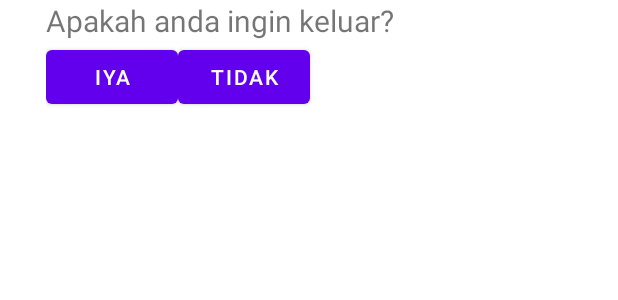
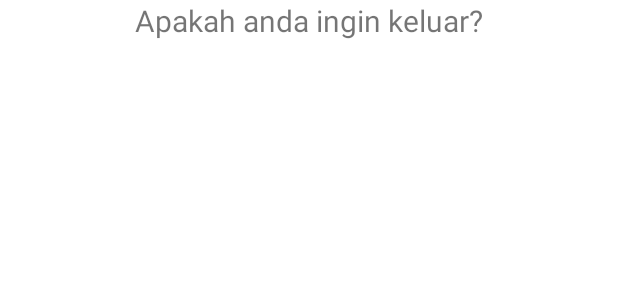
Before and after one commit to erwindrsno/IF-Portal, an Android app: the layout fragment_exit_app.xml on its own in the app's theme, with its tools: preview values and no code run, on a phone screen of 412 x 824 dp. Shown: the top 300 px of the screen. Run offline under Robolectric (Android 15) with nearby library versions, the phone set to English and light mode, and no system bars.

Commit message:
fragment halfway done

```diff
--- a/TuBes02/app/src/main/res/layout/fragment_exit_app.xml
+++ b/TuBes02/app/src/main/res/layout/fragment_exit_app.xml
@@ -5,8 +5,8 @@
     android:layout_height="match_parent">
 
     <LinearLayout
-        android:layout_width="350dp"
-        android:layout_height="150dp"
+        android:layout_width="wrap_content"
+        android:layout_height="wrap_content"
         android:layout_centerHorizontal="true"
         android:orientation="vertical">
 
@@ -18,26 +18,26 @@
 
         </TextView>
 
-        <LinearLayout
-            android:layout_width="match_parent"
-            android:layout_height="match_parent"
-            android:orientation="horizontal">
+<!--        <LinearLayout-->
+<!--            android:layout_width="match_parent"-->
+<!--            android:layout_height="match_parent"-->
+<!--            android:orientation="horizontal">-->
 
-            <Button
-                android:layout_width="wrap_content"
-                android:layout_height="wrap_content"
-                android:text="@string/btn_iya">
+<!--            <Button-->
+<!--                android:layout_width="wrap_content"-->
+<!--                android:layout_height="wrap_content"-->
+<!--                android:text="@string/btn_iya">-->
 
-            </Button>
+<!--            </Button>-->
 
-            <Button
-                android:layout_width="wrap_content"
-                android:layout_height="wrap_content"
-                android:text="@string/btn_tidak">
+<!--            <Button-->
+<!--                android:layout_width="wrap_content"-->
+<!--                android:layout_height="wrap_content"-->
+<!--                android:text="@string/btn_tidak">-->
 
-            </Button>
+<!--            </Button>-->
 
-        </LinearLayout>
+<!--        </LinearLayout>-->
 
     </LinearLayout>
 
```
Also changed, not shown: TuBes02/app/src/main/java/com/example/tubes_02/ExitAppDialogFragment.java (+31 -0 lines), TuBes02/app/src/main/java/com/example/tubes_02/HomeActivity.java (+11 -2 lines), TuBes02/app/src/main/java/com/example/tubes_02/HomeFragment.java (+6 -1 lines), TuBes02/app/src/main/res/layout/fragment_home.xml (+7 -0 lines).
